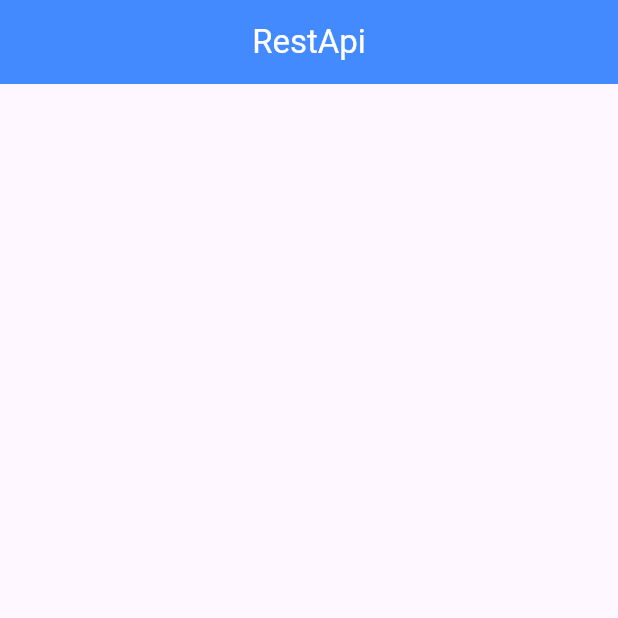
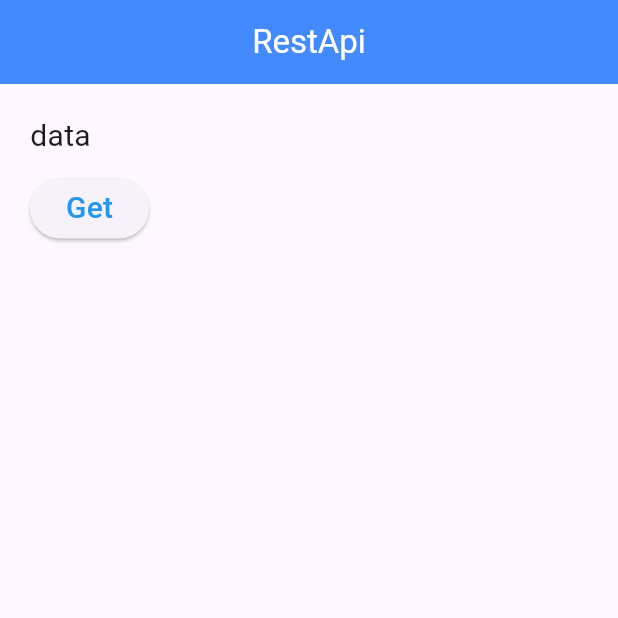
Before and after one commit to fahimmehemmod2005/new_flutter_application_restapi, a Flutter app: the screen it shows after launch, on a phone screen of 412 x 824 dp, the top half of it. Run offline on Flutter 3.47's test engine with Material 3 defaults, Android fonts, the phone set to English and light mode, and no system bars; our stand-ins replace get.

Commit message:
Update home_screen.dart

```diff
--- a/lib/pages/home_screen.dart
+++ b/lib/pages/home_screen.dart
@@ -16,6 +16,23 @@ class _HomeScreenState extends State<HomeScreen> {
         title: Text('RestApi', style: TextStyle(color: Colors.white)),
         centerTitle: true,
       ),
+      body: SingleChildScrollView(
+        padding: EdgeInsets.all(20),
+        child: Column(
+          crossAxisAlignment: CrossAxisAlignment.start,
+          children: [
+            Text('data', style: TextStyle(fontSize: 20)),
+            SizedBox(height: 10),
+            ElevatedButton(
+              onPressed: () {},
+              child: Text(
+                'Get',
+                style: TextStyle(color: Colors.blue, fontSize: 20),
+              ),
+            ),
+          ],
+        ),
+      ),
     );
   }
 }
```
